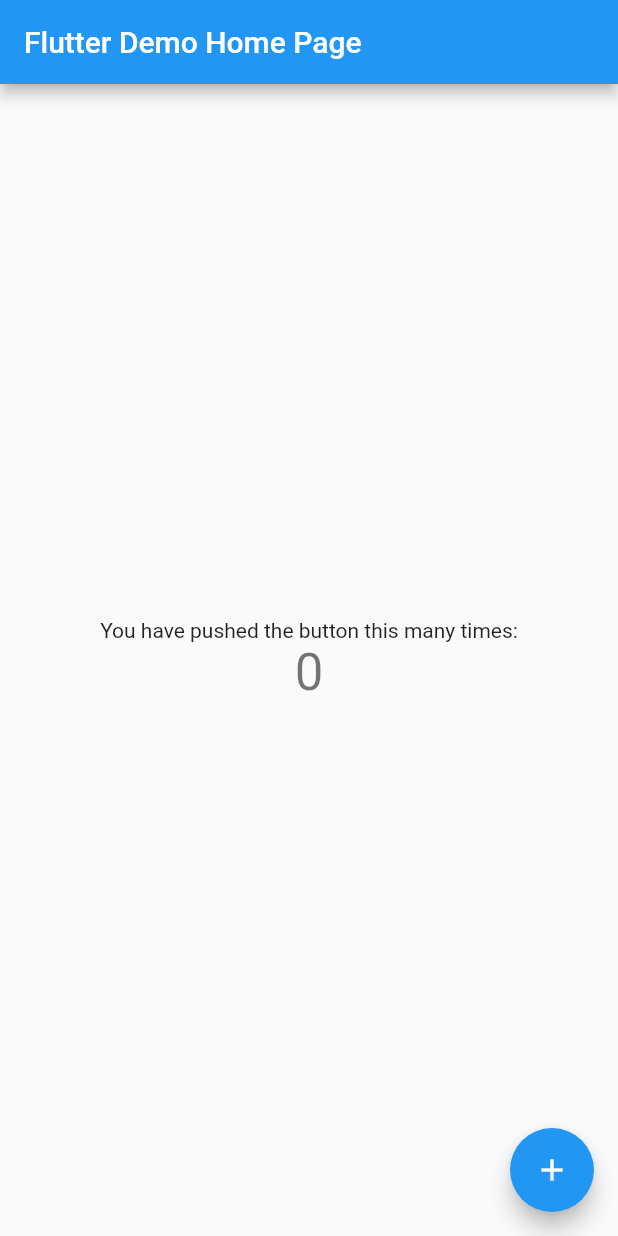
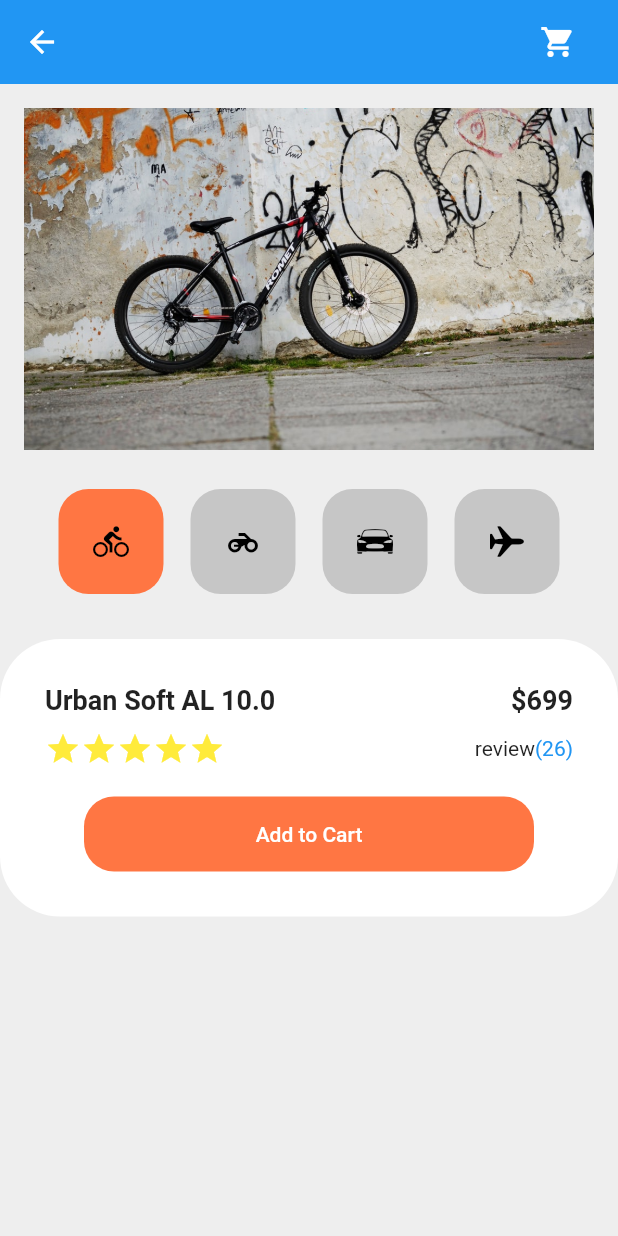
Before and after one commit to myoun/flutter_shoppingcart, a Flutter app: the screen it shows after launch, on a phone screen of 412 x 824 dp. Run offline on Flutter 3.47's test engine with Material 2 defaults, Android fonts, the phone set to English and light mode, and no system bars.

Commit message:
shopping

```diff
--- /dev/null
+++ b/lib/components/shopping_detail.dart
@@ -0,0 +1,99 @@
+import 'package:flutter/cupertino.dart';
+import 'package:flutter/material.dart';
+import 'package:shoppingcart/constants.dart';
+
+class ShoppingCartDetail extends StatelessWidget {
+  @override
+  Widget build(BuildContext context) {
+    return Container(
+        decoration: BoxDecoration(
+          color: Colors.white,
+          borderRadius: BorderRadius.circular(40),
+        ),
+        child: Padding(
+            padding: const EdgeInsets.all(30.0),
+            child: Column(
+              crossAxisAlignment: CrossAxisAlignment.start,
+              children: [
+                _buildDetailNameAndPrice(),
+                _buildDetailRatingAndReviewCount(),
+                _buildDetailColorOptions(),
+                _buildDetailButton(context),
+              ],
+            )));
+  }
+
+  Widget _buildDetailNameAndPrice() {
+    return Padding(
+      padding: EdgeInsets.only(bottom: 10),
+      child: Row(
+        mainAxisAlignment: MainAxisAlignment.spaceBetween,
+        children: const [
+          Text(
+            "Urban Soft AL 10.0",
+            style: TextStyle(
+              fontSize: 18,
+              fontWeight: FontWeight.bold,
+            ),
+          ),
+          Text(
+            "\$699",
+            style: TextStyle(fontSize: 18, fontWeight: FontWeight.bold),
+          )
+        ],
+      ),
+    );
+  }
+
+  Widget _buildDetailRatingAndReviewCount() {
+    return Padding(
+        padding: EdgeInsets.only(bottom: 20),
+        child: Row(
+          children: const [
+            Icon(Icons.star, color: Colors.yellow),
+            Icon(Icons.star, color: Colors.yellow),
+            Icon(Icons.star, color: Colors.yellow),
+            Icon(Icons.star, color: Colors.yellow),
+            Icon(Icons.star, color: Colors.yellow),
+            Spacer(),
+            Text("review"),
+            Text("(26)", style: TextStyle(color: Colors.blue))
+          ],
+        ));
+  }
+
+  Widget _buildDetailColorOptions() {
+    return SizedBox();
+  }
+
+  Widget _buildDetailIcon(Color mColo) {
+    return SizedBox();
+  }
+
+  Widget _buildDetailButton(BuildContext context) {
+    return Align(
+      child: TextButton(
+          onPressed: () {
+            showCupertinoDialog(
+                context: context,
+                builder: (context) => CupertinoAlertDialog(
+                        title: Text("장바구니에 담으시겠습니까?"),
+                        actions: [
+                          CupertinoDialogAction(
+                              child: Text("확인"),
+                              onPressed: () {
+                                Navigator.pop(context);
+                              })
+                        ]));
+          },
+          style: TextButton.styleFrom(
+            backgroundColor: kAccentColor,
+            minimumSize: Size(300, 50),
+            shape: RoundedRectangleBorder(
+              borderRadius: BorderRadius.circular(20),
+            ),
+          ),
+          child: Text("Add to Cart", style: TextStyle(color: Colors.white))),
+    );
+  }
+}
--- /dev/null
+++ b/lib/components/shopping_header.dart
@@ -0,0 +1,72 @@
+import 'package:flutter/material.dart';
+import 'package:flutter/cupertino.dart';
+
+import '../constants.dart';
+
+class ShoppingCartHeader extends StatefulWidget {
+  @override
+  _ShoppingCartHeaderState createState() => _ShoppingCartHeaderState();
+}
+
+class _ShoppingCartHeaderState extends State<ShoppingCartHeader> {
+  int selectedId = 0;
+
+  List<String> selectedPic = [
+    "assets/p1.jpeg",
+    "assets/p2.jpeg",
+    "assets/p3.jpeg",
+    "assets/p4.jpeg",
+  ];
+
+  @override
+  Widget build(BuildContext context) {
+    return Column(
+      children: [
+        _buildHeaderPic(),
+        _buildHeaderSelector(),
+      ],
+    );
+  }
+
+  Widget _buildHeaderPic() {
+    return Padding(
+        padding: const EdgeInsets.all(16.0),
+        child: AspectRatio(
+          aspectRatio: 5 / 3,
+          child: Image.asset(selectedPic[selectedId], fit: BoxFit.cover),
+        ));
+  }
+
+  Widget _buildHeaderSelector() {
+    return Padding(
+        padding:
+            const EdgeInsets.only(left: 30, right: 30, top: 10, bottom: 30),
+        child: Row(
+          mainAxisAlignment: MainAxisAlignment.spaceAround,
+          children: [
+            _buildHeaderSelectorButton(0, Icons.directions_bike),
+            _buildHeaderSelectorButton(1, Icons.motorcycle),
+            _buildHeaderSelectorButton(2, CupertinoIcons.car_detailed),
+            _buildHeaderSelectorButton(3, CupertinoIcons.airplane),
+          ],
+        ));
+  }
+
+  Widget _buildHeaderSelectorButton(int id, IconData mIcon) {
+    return Container(
+      width: 70,
+      height: 70,
+      decoration: BoxDecoration(
+        color: id == selectedId ? kAccentColor : kSecondaryColor,
+        borderRadius: BorderRadius.circular(20),
+      ),
+      child: IconButton(
+          icon: Icon(mIcon, color: Colors.black),
+          onPressed: () {
+            setState(() {
+              selectedId = id;
+            });
+          }),
+    );
+  }
+}
--- /dev/null
+++ b/lib/constants.dart
@@ -0,0 +1,5 @@
+import 'package:flutter/material.dart';
+
+const kPrimaryColor = Color(0xFFeeeeee);
+const kSecondaryColor = Color(0xFFc6c6c6);
+const kAccentColor = Color(0xFFff7643);
--- a/lib/main.dart
+++ b/lib/main.dart
@@ -1,115 +1,47 @@
 import 'package:flutter/material.dart';
+import 'package:shoppingcart/components/shopping_header.dart';
+import 'package:shoppingcart/theme.dart';
+
+import 'components/shopping_detail.dart';
 
 void main() {
-  runApp(const MyApp());
+  runApp(MyApp());
 }
 
 class MyApp extends StatelessWidget {
-  const MyApp({Key? key}) : super(key: key);
-
-  // This widget is the root of your application.
   @override
   Widget build(BuildContext context) {
     return MaterialApp(
-      title: 'Flutter Demo',
-      theme: ThemeData(
-        // This is the theme of your application.
-        //
-        // Try running your application with "flutter run". You'll see the
-        // application has a blue toolbar. Then, without quitting the app, try
-        // changing the primarySwatch below to Colors.green and then invoke
-        // "hot reload" (press "r" in the console where you ran "flutter run",
-        // or simply save your changes to "hot reload" in a Flutter IDE).
-        // Notice that the counter didn't reset back to zero; the application
-        // is not restarted.
-        primarySwatch: Colors.blue,
-      ),
-      home: const MyHomePage(title: 'Flutter Demo Home Page'),
+      theme: theme(),
+      home: ShoppingCartPage(),
     );
   }
 }
 
-class MyHomePage extends StatefulWidget {
-  const MyHomePage({Key? key, required this.title}) : super(key: key);
-
-  // This widget is the home page of your application. It is stateful, meaning
-  // that it has a State object (defined below) that contains fields that affect
-  // how it looks.
-
-  // This class is the configuration for the state. It holds the values (in this
-  // case the title) provided by the parent (in this case the App widget) and
-  // used by the build method of the State. Fields in a Widget subclass are
-  // always marked "final".
-
-  final String title;
-
+class ShoppingCartPage extends StatelessWidget {
   @override
-  State<MyHomePage> createState() => _MyHomePageState();
-}
-
-class _MyHomePageState extends State<MyHomePage> {
-  int _counter = 0;
-
-  void _incrementCounter() {
-    setState(() {
-      // This call to setState tells the Flutter framework that something has
-      // changed in this State, which causes it to rerun the build method below
-      // so that the display can reflect the updated values. If we changed
-      // _counter without calling setState(), then the build method would not be
-      // called again, and so nothing would appear to happen.
-      _counter++;
-    });
+  Widget build(BuildContext context) {
+    return Scaffold(
+        appBar: _buildShoppingCartAppBar(),
+        body: Column(
+          children: [
+            ShoppingCartHeader(),
+            ShoppingCartDetail(),
+          ],
+        ));
   }
 
-  @override
-  Widget build(BuildContext context) {
-    // This method is rerun every time setState is called, for instance as done
-    // by the _incrementCounter method above.
-    //
-    // The Flutter framework has been optimized to make rerunning build methods
-    // fast, so that you can just rebuild anything that needs updating rather
-    // than having to individually change instances of widgets.
-    return Scaffold(
-      appBar: AppBar(
-        // Here we take the value from the MyHomePage object that was created by
-        // the App.build method, and use it to set our appbar title.
-        title: Text(widget.title),
-      ),
-      body: Center(
-        // Center is a layout widget. It takes a single child and positions it
-        // in the middle of the parent.
-        child: Column(
-          // Column is also a layout widget. It takes a list of children and
-          // arranges them vertically. By default, it sizes itself to fit its
-          // children horizontally, and tries to be as tall as its parent.
-          //
-          // Invoke "debug painting" (press "p" in the console, choose the
-          // "Toggle Debug Paint" action from the Flutter Inspector in Android
-          // Studio, or the "Toggle Debug Paint" command in Visual Studio Code)
-          // to see the wireframe for each widget.
-          //
-          // Column has various properties to control how it sizes itself and
-          // how it positions its children. Here we use mainAxisAlignment to
-          // center the children vertically; the main axis here is the vertical
-          // axis because Columns are vertical (the cross axis would be
-          // horizontal).
-          mainAxisAlignment: MainAxisAlignment.center,
-          children: <Widget>[
-            const Text(
-              'You have pushed the button this many times:',
-            ),
-            Text(
-              '$_counter',
-              style: Theme.of(context).textTheme.headline4,
-            ),
-          ],
+  AppBar _buildShoppingCartAppBar() {
+    return AppBar(
+      leading: IconButton(icon: Icon(Icons.arrow_back), onPressed: () {}),
+      actions: [
+        IconButton(
+          icon: Icon(Icons.shopping_cart),
+          onPressed: () {},
         ),
-      ),
-      floatingActionButton: FloatingActionButton(
-        onPressed: _incrementCounter,
-        tooltip: 'Increment',
-        child: const Icon(Icons.add),
-      ), // This trailing comma makes auto-formatting nicer for build methods.
+        SizedBox(width: 16),
+      ],
+      elevation: 0.0,
     );
   }
 }
--- /dev/null
+++ b/lib/theme.dart
@@ -0,0 +1,7 @@
+import 'package:flutter/material.dart';
+import 'package:shoppingcart/constants.dart';
+
+ThemeData theme() {
+  return ThemeData(
+      primaryColor: kPrimaryColor, scaffoldBackgroundColor: kPrimaryColor);
+}
--- a/pubspec.yaml
+++ b/pubspec.yaml
@@ -1,4 +1,4 @@
-name: flutter_template
+name: shoppingcart
 description: A new Flutter project.
 
 publish_to: 'none'
@@ -25,5 +25,4 @@ flutter:
   uses-material-design: true
 
   assets:
-     - images/a_dot_burr.jpeg
-     - images/a_dot_ham.jpeg
+    - assets/
```
Also changed, not shown: assets/example.txt (deleted), assets/p1.jpeg (added), assets/p2.jpeg (added), assets/p3.jpeg (added), assets/p4.jpeg (added), lib/components/example.txt (deleted), pubspec.lock, 1 other file.
